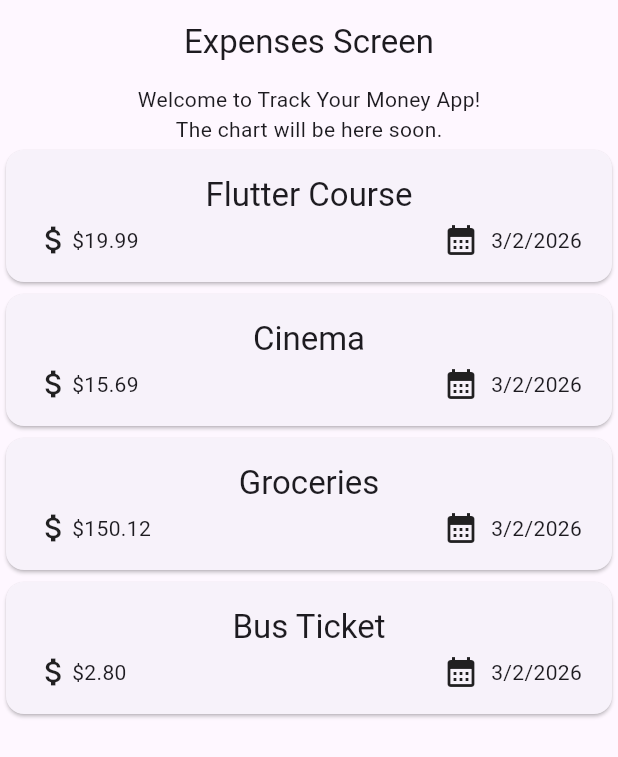
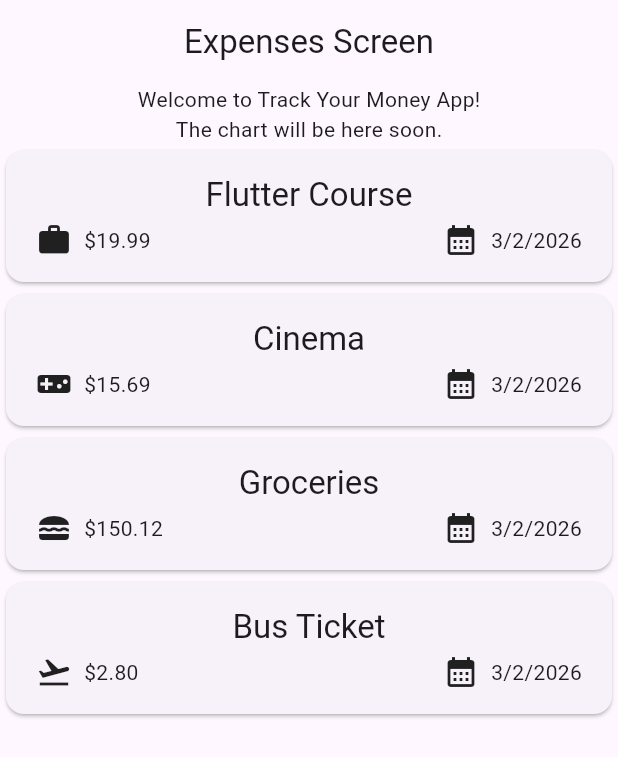
Before and after one commit to manolisfcb/TrackYourMonyApp, a Flutter app: the screen it shows after launch, on a phone screen of 412 x 824 dp. Shown: the top 757 px of the screen. Run offline on Flutter 3.47's test engine with Material 3 defaults, Android fonts, the phone set to English and light mode, and no system bars.

Commit message:
Refactor ExpenseItem widget to use categoryIcons for displaying expense categories

```diff
--- a/track_your_mony_app/lib/models/expense.dart
+++ b/track_your_mony_app/lib/models/expense.dart
@@ -1,8 +1,15 @@
+import 'package:flutter/material.dart';
 import 'package:uuid/uuid.dart';
 final Uuid uuid = Uuid();
 
 enum Category { food, travel, leisure, work }
 
+const categoryIcons = {
+  Category.food: Icons.lunch_dining,
+  Category.travel: Icons.flight_takeoff,
+  Category.leisure: Icons.videogame_asset,
+  Category.work: Icons.work,
+};
 
 class Expense {
   final String id;
--- a/track_your_mony_app/lib/widgets/expense_item.dart
+++ b/track_your_mony_app/lib/widgets/expense_item.dart
@@ -23,14 +23,17 @@ class ExpenseItem extends StatelessWidget {
             const SizedBox(height: 4),
             Row(
               children: [
-                Icon(Icons.attach_money),
+                Icon(categoryIcons[expense.category] != null
+                    ? categoryIcons[expense.category]!
+                    : Icons.help_outline),
+                const SizedBox(width: 8),
                 Text('\$${expense.amount.toStringAsFixed(2)}'),
                 const Spacer(),
                 Row(
                   children: [
-                Icon(Icons.calendar_month),
-                const SizedBox(width: 8),
-                Text('${expense.date.day}/${expense.date.month}/${expense.date.year}'),
+                    Icon(Icons.calendar_month),
+                    const SizedBox(width: 8),
+                    Text('${expense.date.day}/${expense.date.month}/${expense.date.year}'),
 
                   ],
                 ),
```
